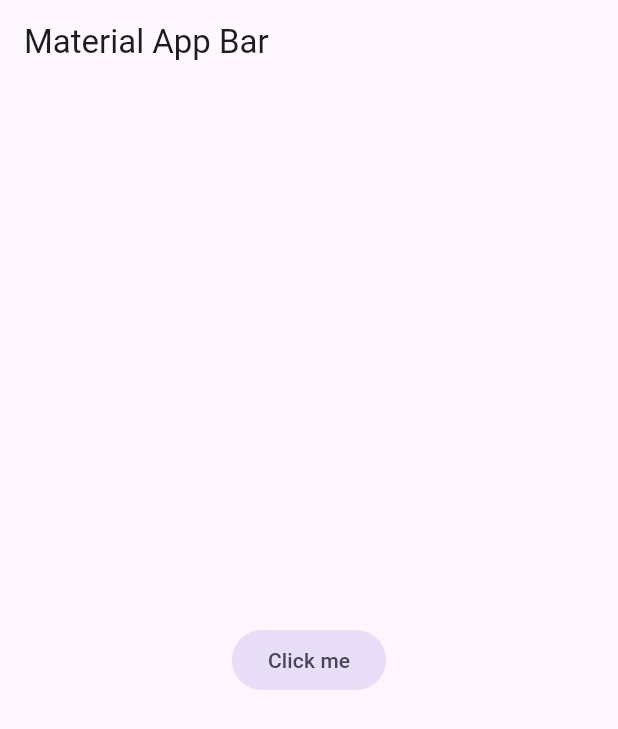
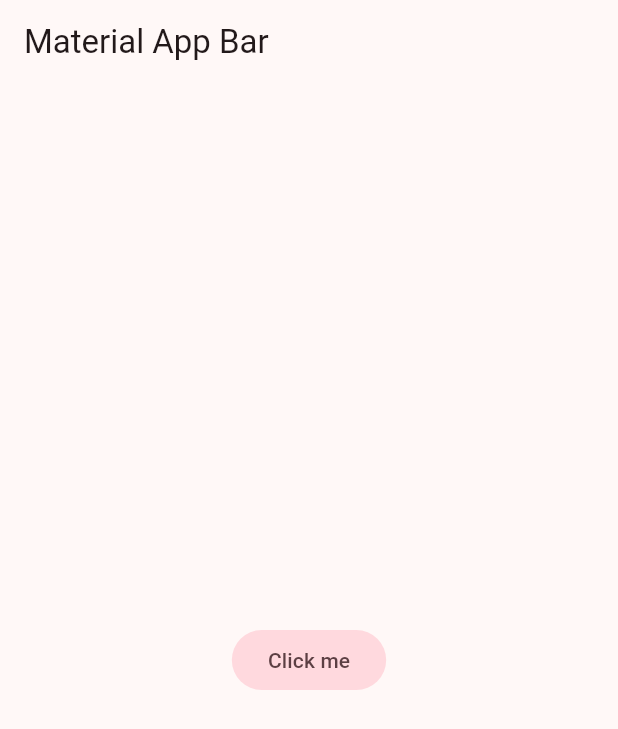
Before and after one commit to AngelTapG/yesno, a Flutter app: the screen it shows after launch, on a phone screen of 412 x 824 dp. Shown: the top 729 px of the screen. Run offline on Flutter 3.47's test engine with Material 3 defaults, Android fonts, the phone set to English and light mode, and no system bars.

Commit message:
themes_added

```diff
--- /dev/null
+++ b/lib/config/theme/app_theme.dart
@@ -0,0 +1,25 @@
+import 'package:flutter/material.dart';
+
+const Color _customColor = Color( 0xFF49149F );
+
+const List<Color> _colorThemes = [
+  _customColor,
+  Colors.blue,
+  Colors.teal,
+  Colors.green,
+  Colors.yellow,
+  Colors.orange,
+  Colors.pink,
+];
+
+class AppTheme {
+  final int selectedColor;
+
+  AppTheme({this.selectedColor = 0}) : assert(selectedColor >= 0 && selectedColor <= _colorThemes.length - 1, 'Colors must be between 0 and ${ _colorThemes.length}');
+
+  ThemeData theme() {
+    return ThemeData(useMaterial3: true, colorSchemeSeed: _colorThemes[selectedColor],
+    //brightness: Brightness.dark
+    );
+  }
+}
--- a/lib/main.dart
+++ b/lib/main.dart
@@ -1,4 +1,5 @@
 import 'package:flutter/material.dart';
+import 'package:yesno/config/theme/app_theme.dart';
 
 void main() => runApp(const MyApp());
 
@@ -10,6 +11,7 @@
     return MaterialApp(
       title: 'Yes No App',
       debugShowCheckedModeBanner: false,
+      theme: AppTheme( selectedColor: 6).theme(),
       home: Scaffold(
         appBar: AppBar(
           title: const Text('Material App Bar'),
```
